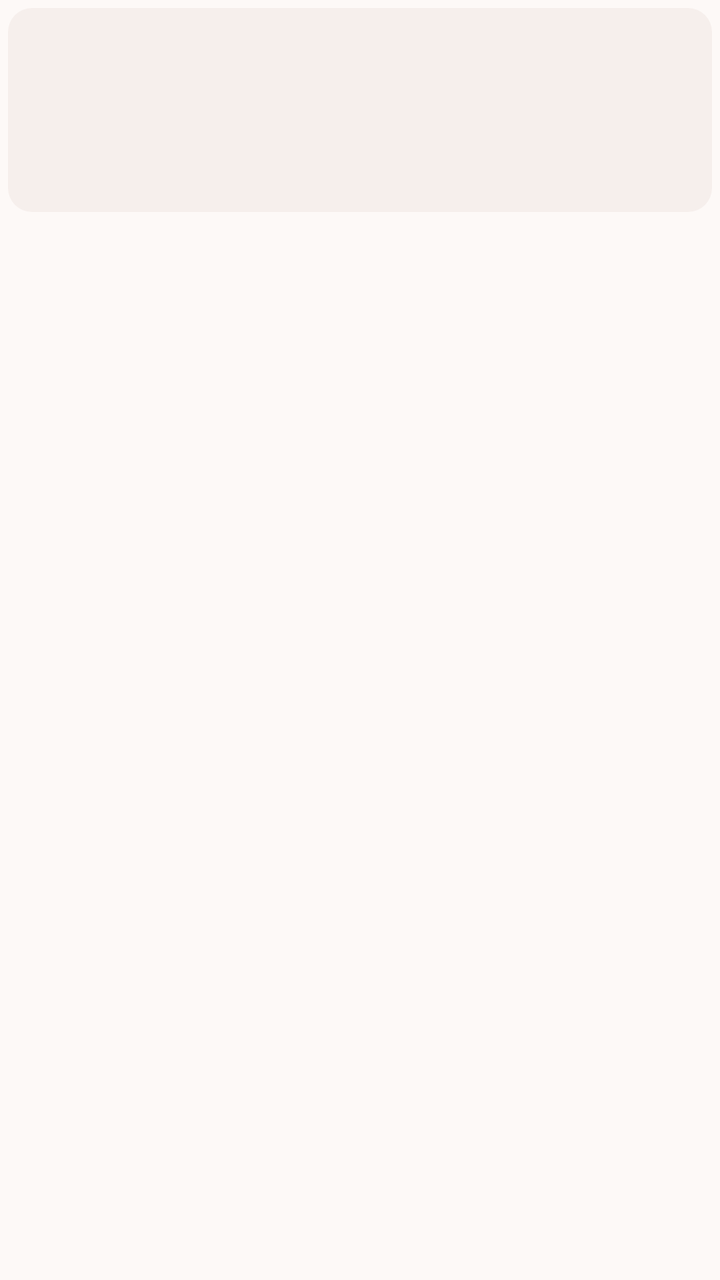
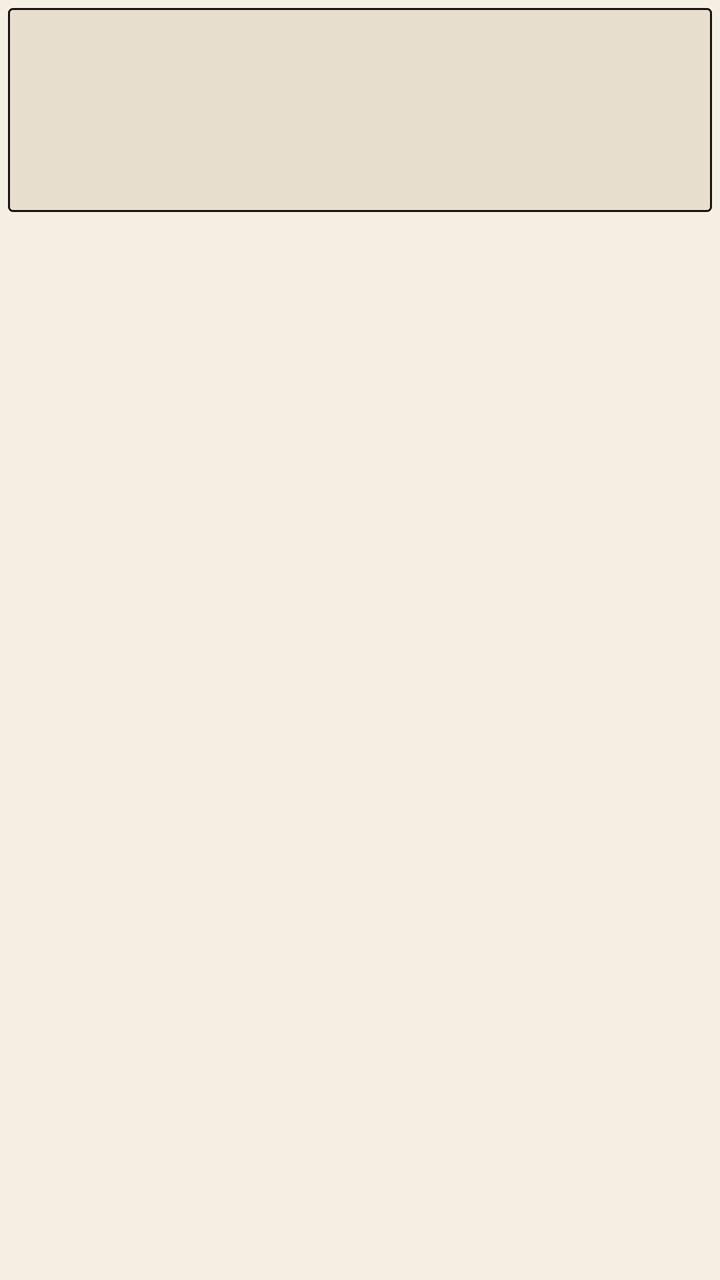

Two renders of the same Android screen: before a commit and after it. Below are the layout's source before the change and the commit's diff.
<!-- AndroidManifest.xml: application theme Theme.BiliDiy -->
<!-- res/layout/item_video.xml -->
<?xml version="1.0" encoding="utf-8"?>
<LinearLayout xmlns:android="http://schemas.android.com/apk/res/android"
    xmlns:app="http://schemas.android.com/apk/res-auto"
    android:layout_width="match_parent"
    android:layout_height="wrap_content"
    android:layout_marginStart="5dp"
    android:layout_marginTop="8dp"
    android:layout_marginEnd="5dp"
    android:background="?attr/selectableItemBackground"
    android:clickable="true"
    android:focusable="true"
    android:orientation="vertical"
    android:padding="4dp">

    <FrameLayout
        android:id="@+id/boxCover"
        android:layout_width="match_parent"
        android:layout_height="102dp">

        <com.google.android.material.imageview.ShapeableImageView
            android:id="@+id/ivCover"
            android:layout_width="match_parent"
            android:layout_height="match_parent"
            android:background="@color/surfaceContainer"
            android:contentDescription="@null"
            android:scaleType="centerCrop"
            app:shapeAppearanceOverlay="@style/RoundedCover" />

        <TextView
            android:id="@+id/tvDuration"
            android:layout_width="wrap_content"
            android:layout_height="17dp"
            android:layout_gravity="bottom|end"
            android:layout_margin="5dp"
            android:background="@drawable/bg_duration"
            android:gravity="center"
            android:paddingStart="5dp"
            android:paddingEnd="5dp"
            android:textColor="#FFFFFF"
            android:textSize="9sp"
            android:textStyle="bold"
            android:visibility="gone" />
    </FrameLayout>

    <TextView
        android:id="@+id/tvTitle"
        android:layout_width="match_parent"
        android:layout_height="wrap_content"
        android:layout_marginTop="8dp"
        android:ellipsize="end"
        android:lineSpacingExtra="1dp"
        android:maxLines="2"
        android:minLines="2"
        android:textColor="@color/textMain"
        android:textSize="14sp"
        android:textStyle="bold" />

    <TextView
        android:id="@+id/tvMeta"
        android:layout_width="match_parent"
        android:layout_height="wrap_content"
        android:layout_marginTop="2dp"
        android:layout_marginBottom="2dp"
        android:ellipsize="end"
        android:maxLines="1"
        android:textColor="@color/textSecondary"
        android:textSize="11sp" />
</LinearLayout>
<!-- resources referenced by this layout -->
<resources>
  <color name="surfaceContainer">#F6EFEC</color>
  <color name="textMain">#241F1D</color>
  <color name="textSecondary">#6B5D58</color>
  <!-- drawable bg_duration (drawable) -->
  <?xml version="1.0" encoding="utf-8"?>
  <shape xmlns:android="http://schemas.android.com/apk/res/android" android:shape="rectangle">
      <solid android:color="@color/badge" />
      <corners android:radius="4dp" />
  </shape>
  <style name="RoundedCover">
          <item name="cornerFamily">rounded</item>
          <item name="cornerSize">12dp</item>
      </style>
  <style name="Theme.BiliDiy" parent="Theme.Material3.Light.NoActionBar">
          <item name="colorPrimary">@color/primary</item>
          <item name="colorOnPrimary">@color/onPrimary</item>
          <item name="colorPrimaryContainer">@color/primaryContainer</item>
          <item name="colorOnPrimaryContainer">@color/onPrimaryContainer</item>
  
          <item name="colorSecondary">@color/peach</item>
          <item name="colorOnSecondary">@color/onPrimary</item>
          <item name="colorSecondaryContainer">@color/primaryContainer</item>
          <item name="colorOnSecondaryContainer">@color/onPrimaryContainer</item>
          <item name="colorTertiary">@color/ok</item>
          <item name="colorOnTertiary">@color/onPrimary</item>
  
          <item name="colorSurface">@color/surface</item>
          <item name="colorOnSurface">@color/textMain</item>
          <item name="colorSurfaceVariant">@color/surfaceContainer</item>
          <item name="colorOnSurfaceVariant">@color/textSecondary</item>
          <item name="colorSurfaceContainer">@color/surfaceContainer</item>
          <item name="colorSurfaceContainerHigh">@color/surfaceContainerHigh</item>
          <item name="colorSurfaceContainerHighest">@color/surfaceContainerHigh</item>
          <item name="colorOutline">@color/line</item>
          <item name="colorOutlineVariant">@color/line</item>
          <item name="colorError">@color/bad</item>
          <item name="colorOnError">@color/onPrimary</item>
  
          <item name="android:windowBackground">@color/bg</item>
          <item name="android:statusBarColor">@android:color/transparent</item>
          <item name="android:navigationBarColor">@android:color/transparent</item>
          <item name="android:windowLightStatusBar">true</item>
          <item name="android:windowLightNavigationBar">true</item>
          <item name="android:forceDarkAllowed">false</item>
          <item name="android:windowNoTitle">true</item>
          <item name="materialAlertDialogTheme">@style/ThemeOverlay.Material3.MaterialAlertDialog</item>
          <item name="alertDialogTheme">@style/ThemeOverlay.Material3.MaterialAlertDialog</item>
      </style>
  <color name="badge">#B3000000</color>
  <color name="primary">#C0265C</color>
  <color name="onPrimary">#FFFFFF</color>
  <color name="primaryContainer">#FBE4EB</color>
  <color name="onPrimaryContainer">#8A1A44</color>
  <color name="peach">#8A6A12</color>
  <color name="ok">#2E7D48</color>
  <color name="surface">#FFFFFF</color>
  <color name="surfaceContainerHigh">#EFE5E1</color>
  <color name="line">#E8DCD6</color>
  <color name="bad">#C0392B</color>
  <color name="bg">#FDF9F7</color>
</resources>

<!-- the commit's change to res/layout/item_video.xml (unified diff, before → after) -->
@@ -4,7 +4,7 @@
     android:layout_width="match_parent"
     android:layout_height="wrap_content"
     android:layout_marginStart="5dp"
-    android:layout_marginTop="8dp"
+    android:layout_marginTop="6dp"
     android:layout_marginEnd="5dp"
     android:background="?attr/selectableItemBackground"
     android:clickable="true"
@@ -15,7 +15,9 @@
     <FrameLayout
         android:id="@+id/boxCover"
         android:layout_width="match_parent"
-        android:layout_height="102dp">
+        android:layout_height="102dp"
+        android:background="@drawable/bg_cover_frame"
+        android:padding="3dp">
 
         <com.google.android.material.imageview.ShapeableImageView
             android:id="@+id/ivCover"
@@ -29,16 +31,17 @@
         <TextView
             android:id="@+id/tvDuration"
             android:layout_width="wrap_content"
-            android:layout_height="17dp"
+            android:layout_height="18dp"
             android:layout_gravity="bottom|end"
-            android:layout_margin="5dp"
+            android:layout_margin="6dp"
             android:background="@drawable/bg_duration"
+            android:fontFamily="monospace"
             android:gravity="center"
+            android:letterSpacing="0.04"
             android:paddingStart="5dp"
             android:paddingEnd="5dp"
-            android:textColor="#FFFFFF"
+            android:textColor="@color/onBadge"
             android:textSize="9sp"
-            android:textStyle="bold"
             android:visibility="gone" />
     </FrameLayout>
 
@@ -48,20 +51,22 @@
         android:layout_height="wrap_content"
         android:layout_marginTop="8dp"
         android:ellipsize="end"
+        android:fontFamily="serif"
         android:lineSpacingExtra="1dp"
         android:maxLines="2"
         android:minLines="2"
         android:textColor="@color/textMain"
-        android:textSize="14sp"
+        android:textSize="16sp"
         android:textStyle="bold" />
 
     <TextView
         android:id="@+id/tvMeta"
         android:layout_width="match_parent"
         android:layout_height="wrap_content"
-        android:layout_marginTop="2dp"
-        android:layout_marginBottom="2dp"
+        android:layout_marginTop="3dp"
+        android:layout_marginBottom="3dp"
         android:ellipsize="end"
+        android:fontFamily="sans-serif"
         android:maxLines="1"
         android:textColor="@color/textSecondary"
         android:textSize="11sp" />
<!-- resource entries referenced after the edit -->
@@ -1,17 +1,25 @@
 <!-- resources referenced by this layout -->
 <resources>
-  <color name="surfaceContainer">#F6EFEC</color>
-  <color name="textMain">#241F1D</color>
-  <color name="textSecondary">#6B5D58</color>
+  <color name="onBadge">#FFF8EE</color>
+  <color name="surfaceContainer">#E8DECD</color>
+  <color name="textMain">#17120D</color>
+  <color name="textSecondary">#574C3F</color>
+  <!-- drawable bg_cover_frame (drawable) -->
+  <?xml version="1.0" encoding="utf-8"?>
+  <shape xmlns:android="http://schemas.android.com/apk/res/android" android:shape="rectangle">
+      <solid android:color="@color/surfaceContainer" />
+      <stroke android:width="1dp" android:color="@color/textMain" />
+      <corners android:radius="2dp" />
+  </shape>
   <!-- drawable bg_duration (drawable) -->
   <?xml version="1.0" encoding="utf-8"?>
   <shape xmlns:android="http://schemas.android.com/apk/res/android" android:shape="rectangle">
       <solid android:color="@color/badge" />
-      <corners android:radius="4dp" />
+      <corners android:radius="0dp" />
   </shape>
   <style name="RoundedCover">
           <item name="cornerFamily">rounded</item>
-          <item name="cornerSize">12dp</item>
+          <item name="cornerSize">2dp</item>
       </style>
   <style name="Theme.BiliDiy" parent="Theme.Material3.Light.NoActionBar">
           <item name="colorPrimary">@color/primary</item>
@@ -48,17 +56,17 @@
           <item name="materialAlertDialogTheme">@style/ThemeOverlay.Material3.MaterialAlertDialog</item>
           <item name="alertDialogTheme">@style/ThemeOverlay.Material3.MaterialAlertDialog</item>
       </style>
-  <color name="badge">#B3000000</color>
-  <color name="primary">#C0265C</color>
-  <color name="onPrimary">#FFFFFF</color>
-  <color name="primaryContainer">#FBE4EB</color>
-  <color name="onPrimaryContainer">#8A1A44</color>
-  <color name="peach">#8A6A12</color>
-  <color name="ok">#2E7D48</color>
-  <color name="surface">#FFFFFF</color>
-  <color name="surfaceContainerHigh">#EFE5E1</color>
-  <color name="line">#E8DCD6</color>
-  <color name="bad">#C0392B</color>
-  <color name="bg">#FDF9F7</color>
+  <color name="badge">#17120D</color>
+  <color name="primary">#9C1B3B</color>
+  <color name="onPrimary">#FFF8EE</color>
+  <color name="primaryContainer">#F5D6DD</color>
+  <color name="onPrimaryContainer">#6B0F27</color>
+  <color name="peach">#8A5A00</color>
+  <color name="ok">#2E6B49</color>
+  <color name="surface">#FCF7EE</color>
+  <color name="surfaceContainerHigh">#DCD0BC</color>
+  <color name="line">#B9A88F</color>
+  <color name="bad">#A2261D</color>
+  <color name="bg">#F5EFE3</color>
 </resources>
 
